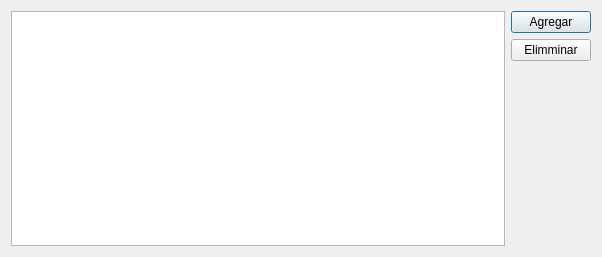
Old version of the form ui/workersview.ui in the repository linoboss/PyExcel.
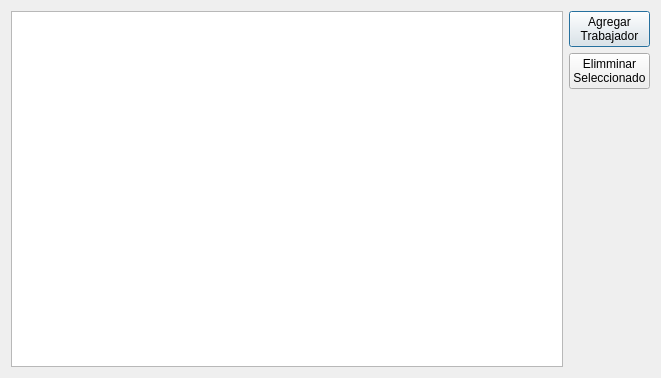
New version of the form.

The edit to the form file:
```diff
--- a/ui/workersview.ui
+++ b/ui/workersview.ui
@@ -6,8 +6,8 @@
    <rect>
     <x>0</x>
     <y>0</y>
-    <width>602</width>
-    <height>257</height>
+    <width>661</width>
+    <height>378</height>
    </rect>
   </property>
   <property name="windowTitle">
@@ -32,14 +32,16 @@
      <item>
       <widget class="QPushButton" name="qadd">
        <property name="text">
-        <string>Agregar</string>
+        <string>Agregar
+Trabajador</string>
        </property>
       </widget>
      </item>
      <item>
       <widget class="QPushButton" name="qdelete">
        <property name="text">
-        <string>Elimminar</string>
+        <string>Elimminar
+Seleccionado</string>
        </property>
       </widget>
      </item>
```
Left out of the diff: 2 changed lines with no effect on the pictures.
